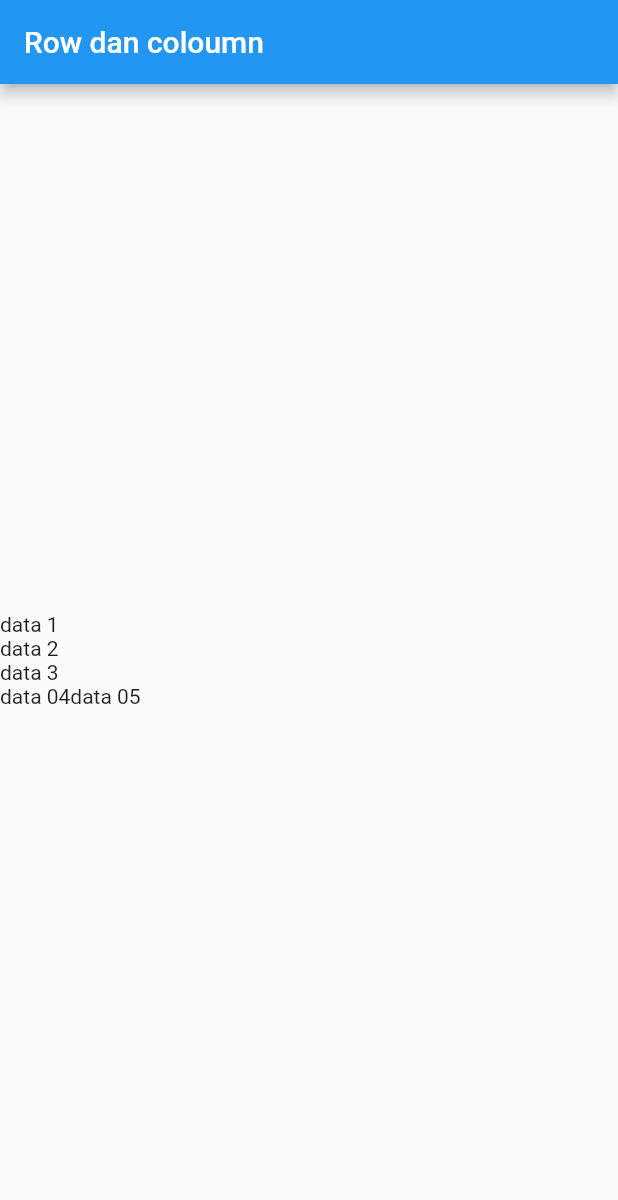
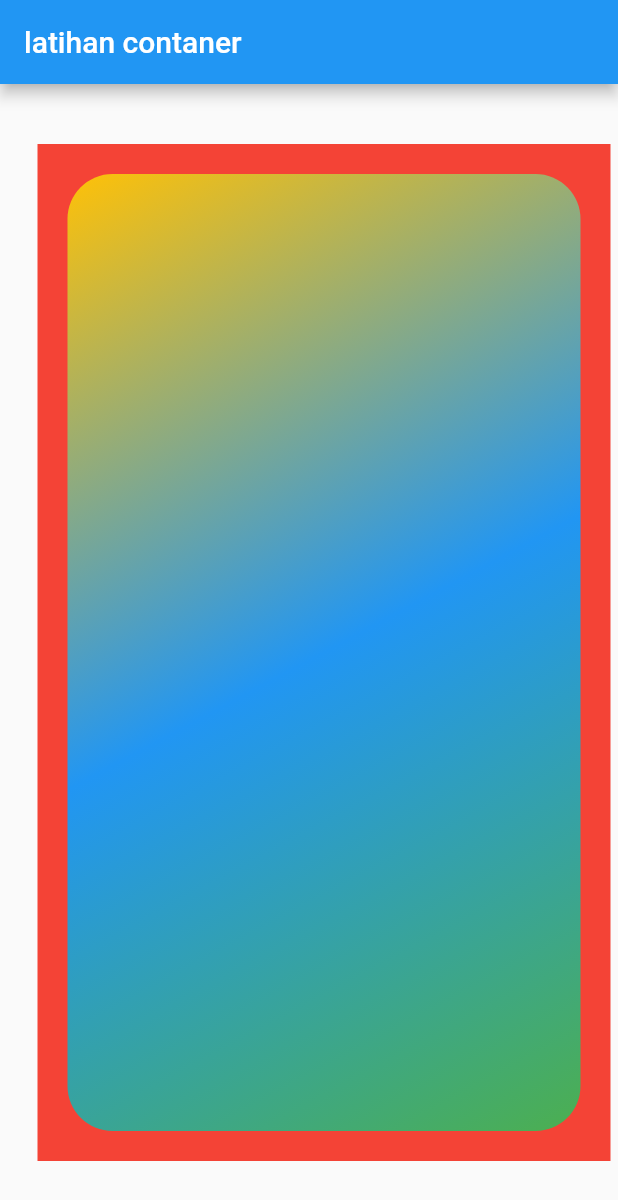
Before and after one commit to mindatama/GIT, a Flutter app: the screen it shows after launch, on a phone screen of 412 x 824 dp. Shown: the top 1200 px of the screen. Run offline on Flutter 3.47's test engine with Material 2 defaults, Android fonts, the phone set to English and light mode, and no system bars.

Commit message:
hello_world_flutter ganti contoh container

```diff
--- a/hello_world_flutter/lib/main.dart
+++ b/hello_world_flutter/lib/main.dart
@@ -1,28 +1,31 @@
 import 'package:flutter/material.dart';
 
 void main() {
-  runApp(MyApp());
+  runApp(Myapp());
 }
 
-class MyApp extends StatelessWidget {
+class Myapp extends StatelessWidget {
   @override
   Widget build(BuildContext context) {
     return MaterialApp(
       home: Scaffold(
         appBar: AppBar(
-          title: Text('Row dan coloumn'),
+          title: Text("latihan contaner"),
         ),
-        body: Column(
-          mainAxisAlignment: MainAxisAlignment.center,
-          crossAxisAlignment: CrossAxisAlignment.start,
-          children: <Widget>[
-            Text("data 1"),
-            Text("data 2"),
-            Text("data 3"),
-            Row(
-              children: <Widget>[Text("data 04"), Text("data 05")],
-            )
-          ],
+        body: Container(
+          color: Colors.red,
+          margin: EdgeInsets.fromLTRB(25, 40, 5, 50),
+          padding: EdgeInsets.all(10),
+          child: Container(
+            // color: Colors.blue,
+            decoration: BoxDecoration(
+                borderRadius: BorderRadius.circular(30),
+                gradient: LinearGradient(
+                    begin: Alignment.topLeft,
+                    end: Alignment.bottomRight,
+                    colors: <Color>[Colors.amber, Colors.blue, Colors.green])),
+            margin: EdgeInsets.all(10),
+          ),
         ),
       ),
     );
```
